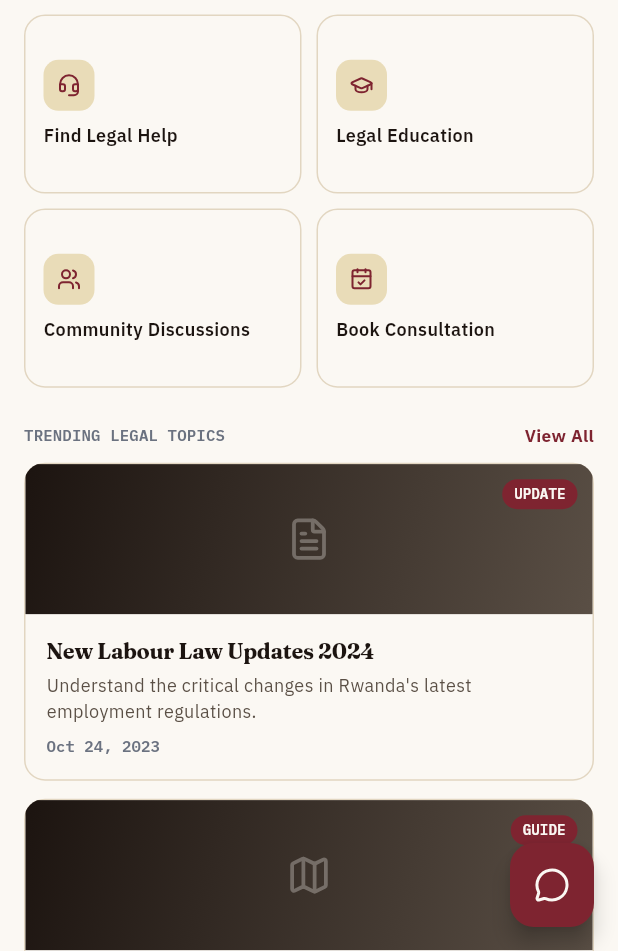
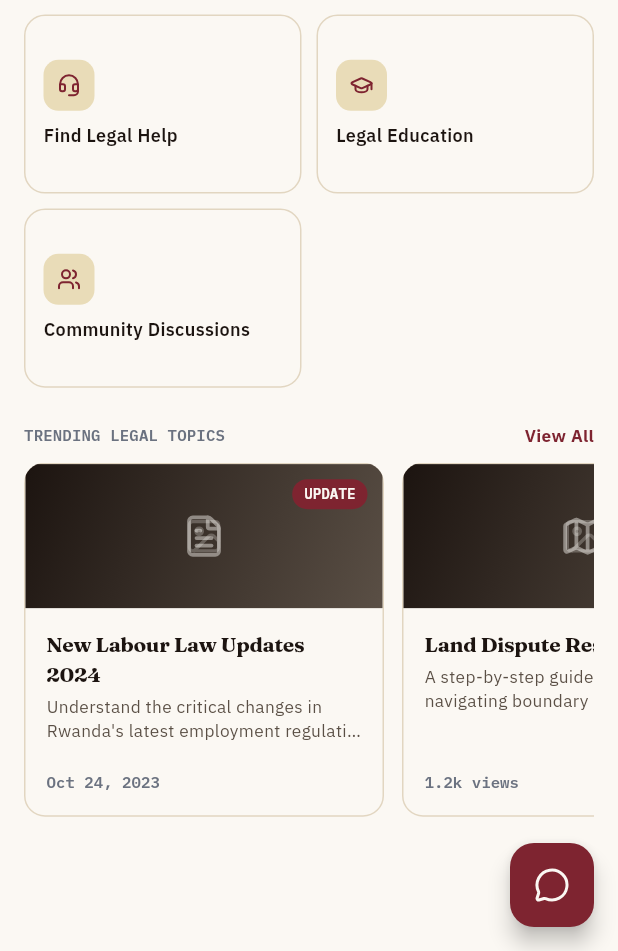
Before and after one commit to N-Maurice/LEP_Chat, a Flutter app: the HomeScreen screen opened directly with empty values, scrolled down 465 dp, on a phone screen of 412 x 824 dp, the part 285-1236 px from its top. Run offline on Flutter 3.47's test engine with Material 3 defaults, Android fonts, the phone set to English and light mode, and no system bars; our stand-ins replace file_picker, firebase_auth, firebase_core, google_fonts, google_sign_in, lucide_icons_flutter; accounts and stored records are empty; network calls fail.

Commit message:
fix:update home_screen

```diff
--- a/lep_chat_mobile/lib/screens/home_screen.dart
+++ b/lep_chat_mobile/lib/screens/home_screen.dart
@@ -5,7 +5,6 @@ import 'package:provider/provider.dart';
 import '../core/auth_controller.dart';
 import '../theme/app_theme.dart';
 import '../widgets/shared_widgets.dart';
-import 'legal_education_screen.dart';
 import 'report_violation_screen.dart';
 
 /// Screen 0 — Home dashboard. Quick actions jump either to a sibling bottom-nav
@@ -15,9 +14,9 @@ import 'report_violation_screen.dart';
 /// "coming soon" toast rather than a dead tap.
 class HomeScreen extends StatelessWidget {
   final ValueChanged<int> onNavigateToTab;
-  final VoidCallback onOpenAssistant;
+  final VoidCallback onOpenCommunity;
 
-  const HomeScreen({super.key, required this.onNavigateToTab, required this.onOpenAssistant});
+  const HomeScreen({super.key, required this.onNavigateToTab, required this.onOpenCommunity});
 
   void _comingSoon(BuildContext context, String feature) {
     ScaffoldMessenger.of(context).showSnackBar(
@@ -33,12 +32,8 @@ class HomeScreen extends StatelessWidget {
     final greeting = hour < 12 ? 'Good morning' : (hour < 18 ? 'Good afternoon' : 'Good evening');
 
     final quickActions = <_QuickActionItem>[
-      _QuickActionItem(
-        label: 'Know Your Rights',
-        icon: LucideIcons.shieldCheck,
-        onTap: () => Navigator.of(context).push(MaterialPageRoute(builder: (_) => const LegalEducationScreen())),
-      ),
-      _QuickActionItem(label: 'Search Laws', icon: LucideIcons.search, onTap: () => onNavigateToTab(1)),
+      _QuickActionItem(label: 'Know Your Rights', icon: LucideIcons.shieldCheck, onTap: () => onNavigateToTab(3)),
+      _QuickActionItem(label: 'Search Laws', icon: LucideIcons.search, onTap: () => onNavigateToTab(3)),
       _QuickActionItem(
         label: 'Report a Violation',
         icon: LucideIcons.circleAlert,
@@ -46,19 +41,14 @@ class HomeScreen extends StatelessWidget {
       ),
       _QuickActionItem(label: 'Track a Case', icon: LucideIcons.target, onTap: () => onNavigateToTab(2)),
       _QuickActionItem(label: 'Find Legal Help', icon: LucideIcons.headset, onTap: () => _comingSoon(context, 'Find Legal Help')),
-      _QuickActionItem(
-        label: 'Legal Education',
-        icon: LucideIcons.graduationCap,
-        onTap: () => Navigator.of(context).push(MaterialPageRoute(builder: (_) => const LegalEducationScreen())),
-      ),
-      _QuickActionItem(label: 'Community Discussions', icon: LucideIcons.users, onTap: () => onNavigateToTab(3)),
-      _QuickActionItem(label: 'Book Consultation', icon: LucideIcons.calendarCheck, onTap: () => _comingSoon(context, 'Book Consultation')),
+      _QuickActionItem(label: 'Legal Education', icon: LucideIcons.graduationCap, onTap: () => onNavigateToTab(3)),
+      _QuickActionItem(label: 'Community Discussions', icon: LucideIcons.users, onTap: onOpenCommunity),
     ];
 
     return Scaffold(
       backgroundColor: AppColors.paper,
       floatingActionButton: FloatingActionButton(
-        onPressed: onOpenAssistant,
+        onPressed: () => onNavigateToTab(1),
         backgroundColor: AppColors.oxblood,
         child: const Icon(LucideIcons.messageCircle, color: AppColors.paper),
       ),
@@ -224,20 +214,14 @@ class HomeScreen extends StatelessWidget {
               ],
             ),
             const SizedBox(height: 10),
-            const _TrendingCard(
-              badge: 'UPDATE',
-              title: 'New Labour Law Updates 2024',
-              summary: "Understand the critical changes in Rwanda's latest employment regulations.",
-              meta: 'Oct 24, 2023',
-              icon: LucideIcons.fileText,
+            SizedBox(
+              height: 236,
+              child: ListView.separated(
+                scrollDirection: Axis.horizontal,
+                itemCount: _trendingTopics.length,
+                separatorBuilder: (_, __) => const SizedBox(width: 12),
+                itemBuilder: (context, i) => _TrendingCard(topic: _trendingTopics[i]),
               ),
-            const SizedBox(height: 12),
-            const _TrendingCard(
-              badge: 'GUIDE',
-              title: 'Land Dispute Resolution',
-              summary: 'A step-by-step guide for landowners navigating boundary disagreements.',
-              meta: '1.2k views',
-              icon: LucideIcons.map,
             ),
           ],
         ),
@@ -245,6 +229,59 @@ class HomeScreen extends StatelessWidget {
     );
   }
 }
+
+class _TrendingTopic {
+  final String badge;
+  final String title;
+  final String summary;
+  final String meta;
+  final IconData icon;
+  const _TrendingTopic({
+    required this.badge,
+    required this.title,
+    required this.summary,
+    required this.meta,
+    required this.icon,
+  });
+}
+
+const _trendingTopics = <_TrendingTopic>[
+  _TrendingTopic(
+    badge: 'UPDATE',
+    title: 'New Labour Law Updates 2024',
+    summary: "Understand the critical changes in Rwanda's latest employment regulations.",
+    meta: 'Oct 24, 2023',
+    icon: LucideIcons.fileText,
+  ),
+  _TrendingTopic(
+    badge: 'GUIDE',
+    title: 'Land Dispute Resolution',
+    summary: 'A step-by-step guide for landowners navigating boundary disagreements.',
+    meta: '1.2k views',
+    icon: LucideIcons.map,
+  ),
+  _TrendingTopic(
+    badge: 'GUIDE',
+    title: 'Business Compliance Checklist',
+    summary: 'What every registered company needs to file this quarter to stay compliant.',
+    meta: '860 views',
+    icon: LucideIcons.building2,
+  ),
+  _TrendingTopic(
+    badge: 'RIGHTS',
+    title: 'Protections Against GBV',
+    summary: 'Know the legal protections available and how to report incidents safely.',
+    meta: '2.1k views',
+    icon: LucideIcons.handHeart,
+  ),
+  _TrendingTopic(
+    badge: 'UPDATE',
+    title: 'Family Law: Custody Rights',
+    summary: 'Recent amendments affecting child custody arrangements after separation.',
+    meta: 'Sep 30, 2023',
+    icon: LucideIcons.users,
+  ),
+];
 
 class _QuickActionItem {
   final String label;
@@ -295,23 +332,13 @@ class _QuickActionTile extends StatelessWidget {
 }
 
 class _TrendingCard extends StatelessWidget {
-  final String badge;
-  final String title;
-  final String summary;
-  final String meta;
-  final IconData icon;
-
-  const _TrendingCard({
-    required this.badge,
-    required this.title,
-    required this.summary,
-    required this.meta,
-    required this.icon,
-  });
+  final _TrendingTopic topic;
+  const _TrendingCard({required this.topic});
 
   @override
   Widget build(BuildContext context) {
     return Container(
+      width: 240,
       decoration: BoxDecoration(
         color: AppColors.paper,
         borderRadius: BorderRadius.circular(14),
@@ -321,10 +348,11 @@ class _TrendingCard extends StatelessWidget {
       child: Column(
         crossAxisAlignment: CrossAxisAlignment.start,
         children: [
+          // Thumbnail placeholder — swap for a real Image.network/asset once
+          // article artwork is available; the icon + gradient stand in for now.
           Container(
-            height: 100,
+            height: 96,
             width: double.infinity,
-            alignment: Alignment.topRight,
             decoration: const BoxDecoration(
               gradient: LinearGradient(
                 colors: [AppColors.ink, AppColors.inkSoft],
@@ -334,32 +362,52 @@ class _TrendingCard extends StatelessWidget {
             ),
             child: Stack(
               children: [
-                Positioned(
-                  left: 0,
-                  right: 0,
-                  bottom: 0,
-                  top: 0,
-                  child: Center(child: Icon(icon, size: 30, color: AppColors.paper.withValues(alpha: 0.3))),
+                Positioned.fill(
+                  child: Center(
+                    child: Icon(LucideIcons.image, size: 26, color: AppColors.paper.withValues(alpha: 0.25)),
+                  ),
+                ),
+                Positioned.fill(
+                  child: Center(
+                    child: Icon(topic.icon, size: 30, color: AppColors.paper.withValues(alpha: 0.45)),
+                  ),
                 ),
                 Positioned(
                   top: 10,
                   right: 10,
-                  child: LepPill(label: badge, variant: PillVariant.tag),
+                  child: LepPill(label: topic.badge, variant: PillVariant.tag),
                 ),
               ],
             ),
           ),
-          Padding(
+          Expanded(
+            child: Padding(
               padding: const EdgeInsets.all(14),
               child: Column(
                 crossAxisAlignment: CrossAxisAlignment.start,
+                mainAxisAlignment: MainAxisAlignment.spaceBetween,
                 children: [
-                Text(title, style: AppText.display(size: 14.5, weight: FontWeight.w700)),
+                  Column(
+                    crossAxisAlignment: CrossAxisAlignment.start,
+                    children: [
+                      Text(
+                        topic.title,
+                        style: AppText.display(size: 14, weight: FontWeight.w700),
+                        maxLines: 2,
+                        overflow: TextOverflow.ellipsis,
+                      ),
                       const SizedBox(height: 4),
-                Text(summary, style: AppText.body(size: 12, color: AppColors.inkSoft).copyWith(height: 1.4)),
-                const SizedBox(height: 8),
-                Text(meta, style: AppText.mono(size: 10.5, color: AppColors.slate)),
+                      Text(
+                        topic.summary,
+                        maxLines: 2,
+                        overflow: TextOverflow.ellipsis,
+                        style: AppText.body(size: 11.5, color: AppColors.inkSoft).copyWith(height: 1.4),
+                      ),
                     ],
+                  ),
+                  Text(topic.meta, style: AppText.mono(size: 10.5, color: AppColors.slate)),
+                ],
+              ),
             ),
           ),
         ],
```
Lines whose indentation alone changed are shown as unchanged.
